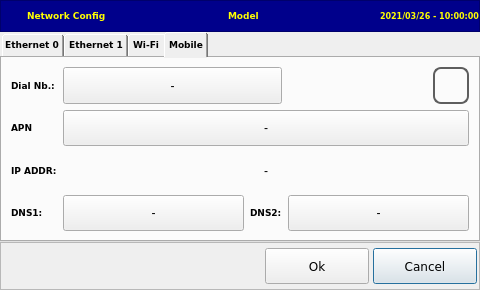
Qt form netcfg.ui (MECTsrl/cloner) before a commit.
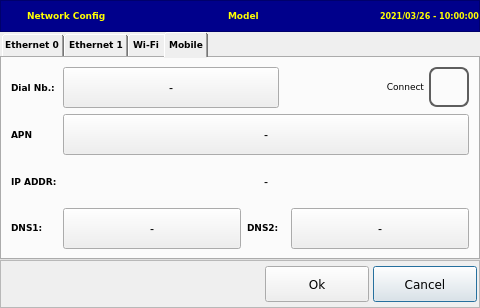
The same form after that commit. The open tabs and pages were chosen to show the change. Icons and pictures are not drawn.

Diff of the .ui file:
```diff
--- a/netcfg.ui
+++ b/netcfg.ui
@@ -7,7 +7,7 @@
     <x>0</x>
     <y>0</y>
     <width>480</width>
-    <height>272</height>
+    <height>308</height>
    </rect>
   </property>
   <property name="windowTitle">
@@ -1367,7 +1367,23 @@
        <string>Mobile</string>
       </attribute>
       <layout class="QGridLayout" name="gridLayout_5">
-       <item row="2" column="0">
+       <item row="0" column="1" colspan="2">
+        <widget class="QPushButton" name="pushButton_wan0_dialnb">
+         <property name="sizePolicy">
+          <sizepolicy hsizetype="MinimumExpanding" vsizetype="MinimumExpanding">
+           <horstretch>0</horstretch>
+           <verstretch>0</verstretch>
+          </sizepolicy>
+         </property>
+         <property name="focusPolicy">
+          <enum>Qt::NoFocus</enum>
+         </property>
+         <property name="text">
+          <string>-</string>
+         </property>
+        </widget>
+       </item>
+       <item row="3" column="0">
         <widget class="QLabel" name="label_wan0_IPtxt">
          <property name="sizePolicy">
           <sizepolicy hsizetype="Fixed" vsizetype="MinimumExpanding">
@@ -1391,7 +1407,7 @@
          </property>
         </widget>
        </item>
-       <item row="3" column="2">
+       <item row="4" column="2">
         <widget class="QLabel" name="label_wan0_DNS2">
          <property name="sizePolicy">
           <sizepolicy hsizetype="Minimum" vsizetype="Fixed">
@@ -1439,7 +1455,7 @@
          </property>
         </widget>
        </item>
-       <item row="3" column="3">
+       <item row="4" column="4">
         <widget class="QPushButton" name="pushButton_wan0_DNS2">
          <property name="sizePolicy">
           <sizepolicy hsizetype="MinimumExpanding" vsizetype="MinimumExpanding">
@@ -1455,7 +1471,7 @@
          </property>
         </widget>
        </item>
-       <item row="1" column="0">
+       <item row="2" column="0">
         <widget class="QLabel" name="label__wan0_apn">
          <property name="sizePolicy">
           <sizepolicy hsizetype="Fixed" vsizetype="MinimumExpanding">
@@ -1479,7 +1495,7 @@
          </property>
         </widget>
        </item>
-       <item row="3" column="1">
+       <item row="4" column="1">
         <widget class="QPushButton" name="pushButton_wan0_DNS1">
          <property name="sizePolicy">
           <sizepolicy hsizetype="MinimumExpanding" vsizetype="MinimumExpanding">
@@ -1495,23 +1511,7 @@
          </property>
         </widget>
        </item>
-       <item row="0" column="1" colspan="2">
-        <widget class="QPushButton" name="pushButton_wan0_dialnb">
-         <property name="sizePolicy">
-          <sizepolicy hsizetype="MinimumExpanding" vsizetype="MinimumExpanding">
-           <horstretch>0</horstretch>
-           <verstretch>0</verstretch>
-          </sizepolicy>
-         </property>
-         <property name="focusPolicy">
-          <enum>Qt::NoFocus</enum>
-         </property>
-         <property name="text">
-          <string>-</string>
-         </property>
-        </widget>
-       </item>
-       <item row="2" column="1" colspan="3">
+       <item row="3" column="1" colspan="4">
         <widget class="QLabel" name="label_wan0_IP">
          <property name="sizePolicy">
           <sizepolicy hsizetype="MinimumExpanding" vsizetype="MinimumExpanding">
@@ -1530,7 +1530,7 @@
          </property>
         </widget>
        </item>
-       <item row="3" column="0">
+       <item row="4" column="0">
         <widget class="QLabel" name="label_wan0_DNS1">
          <property name="sizePolicy">
           <sizepolicy hsizetype="Minimum" vsizetype="Fixed">
@@ -1554,54 +1554,7 @@
          </property>
         </widget>
        </item>
-       <item row="0" column="3" alignment="Qt::AlignRight">
-        <widget class="QPushButton" name="pushButton_wan0_enable">
-         <property name="minimumSize">
-          <size>
-           <width>32</width>
-           <height>32</height>
-          </size>
-         </property>
-         <property name="maximumSize">
-          <size>
-           <width>40</width>
-           <height>40</height>
-          </size>
-         </property>
-         <property name="focusPolicy">
-          <enum>Qt::NoFocus</enum>
-         </property>
-         <property name="styleSheet">
-          <string notr="true">QPushButton
-{
-border: 2px solid  rgb(94, 94, 94);
-border-radius: 8px;
-qproperty-iconSize: 24px 24px;
-qproperty-focusPolicy: NoFocus;
-}
-QPushButton:pressed
-{
-border: 2px solid  rgb(194, 194, 194);
-background-color:  rgb(255, 255, 127);
-}
-QPushButton:disabled
-{
-border: 2px solid  rgb(194, 194, 194);
-}
-</string>
-         </property>
-         <property name="text">
-          <string/>
-         </property>
-         <property name="checkable">
-          <bool>false</bool>
-         </property>
-         <property name="checked">
-          <bool>false</bool>
-         </property>
-        </widget>
-       </item>
-       <item row="1" column="1" colspan="3">
+       <item row="2" column="1" colspan="4">
         <widget class="QPushButton" name="pushButton_wan0_apn">
          <property name="sizePolicy">
           <sizepolicy hsizetype="MinimumExpanding" vsizetype="MinimumExpanding">
@@ -1617,6 +1570,123 @@
          </property>
         </widget>
        </item>
+       <item row="0" column="4">
+        <layout class="QHBoxLayout" name="horizontalLayout_6">
+         <property name="spacing">
+          <number>5</number>
+         </property>
+         <item>
+          <spacer name="horizontalSpacer_4">
+           <property name="orientation">
+            <enum>Qt::Horizontal</enum>
+           </property>
+           <property name="sizeType">
+            <enum>QSizePolicy::MinimumExpanding</enum>
+           </property>
+           <property name="sizeHint" stdset="0">
+            <size>
+             <width>20</width>
+             <height>20</height>
+            </size>
+           </property>
+          </spacer>
+         </item>
+         <item>
+          <widget class="QLabel" name="label_wan_connect">
+           <property name="sizePolicy">
+            <sizepolicy hsizetype="Minimum" vsizetype="Minimum">
+             <horstretch>0</horstretch>
+             <verstretch>0</verstretch>
+            </sizepolicy>
+           </property>
+           <property name="maximumSize">
+            <size>
+             <width>50</width>
+             <height>32</height>
+            </size>
+           </property>
+           <property name="font">
+            <font>
+             <family>DejaVu Sans</family>
+             <pointsize>7</pointsize>
+            </font>
+           </property>
+           <property name="text">
+            <string>Connect</string>
+           </property>
+           <property name="alignment">
+            <set>Qt::AlignRight|Qt::AlignTrailing|Qt::AlignVCenter</set>
+           </property>
+           <property name="wordWrap">
+            <bool>true</bool>
+           </property>
+          </widget>
+         </item>
+         <item>
+          <widget class="QPushButton" name="pushButton_wan0_enable">
+           <property name="sizePolicy">
+            <sizepolicy hsizetype="MinimumExpanding" vsizetype="Fixed">
+             <horstretch>0</horstretch>
+             <verstretch>0</verstretch>
+            </sizepolicy>
+           </property>
+           <property name="minimumSize">
+            <size>
+             <width>32</width>
+             <height>32</height>
+            </size>
+           </property>
+           <property name="maximumSize">
+            <size>
+             <width>40</width>
+             <height>40</height>
+            </size>
+           </property>
+           <property name="focusPolicy">
+            <enum>Qt::NoFocus</enum>
+           </property>
+           <property name="styleSheet">
+            <string notr="true">QPushButton
+{
+border: 2px solid  rgb(94, 94, 94);
+border-radius: 8px;
+qproperty-iconSize: 24px 24px;
+qproperty-focusPolicy: NoFocus;
+}
+QPushButton:pressed
+{
+border: 2px solid  rgb(194, 194, 194);
+background-color:  rgb(255, 255, 127);
+}
+QPushButton:disabled
+{
+border: 2px solid  rgb(194, 194, 194);
+}
+</string>
+           </property>
+           <property name="text">
+            <string/>
+           </property>
+           <property name="icon">
+            <iconset resource="resources.qrc">
+             <normaloff>:/libicons/img/4g_connect.png</normaloff>:/libicons/img/4g_connect.png</iconset>
+           </property>
+           <property name="iconSize">
+            <size>
+             <width>24</width>
+             <height>24</height>
+            </size>
+           </property>
+           <property name="checkable">
+            <bool>false</bool>
+           </property>
+           <property name="checked">
+            <bool>false</bool>
+           </property>
+          </widget>
+         </item>
+        </layout>
+       </item>
       </layout>
      </widget>
     </widget>
```
Left out of the diff: 61 changed lines with no effect on the pictures.
